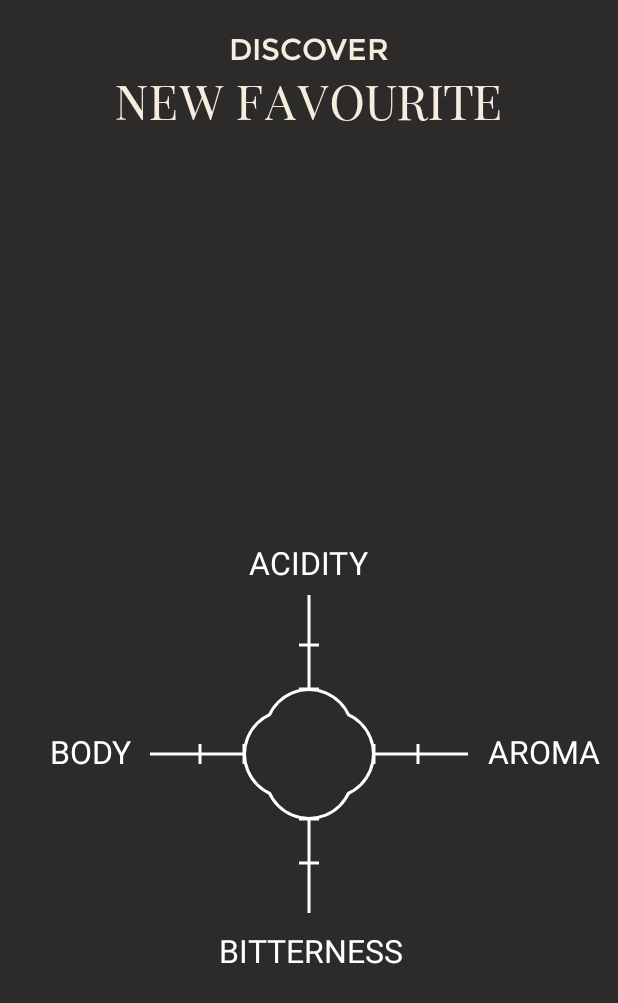
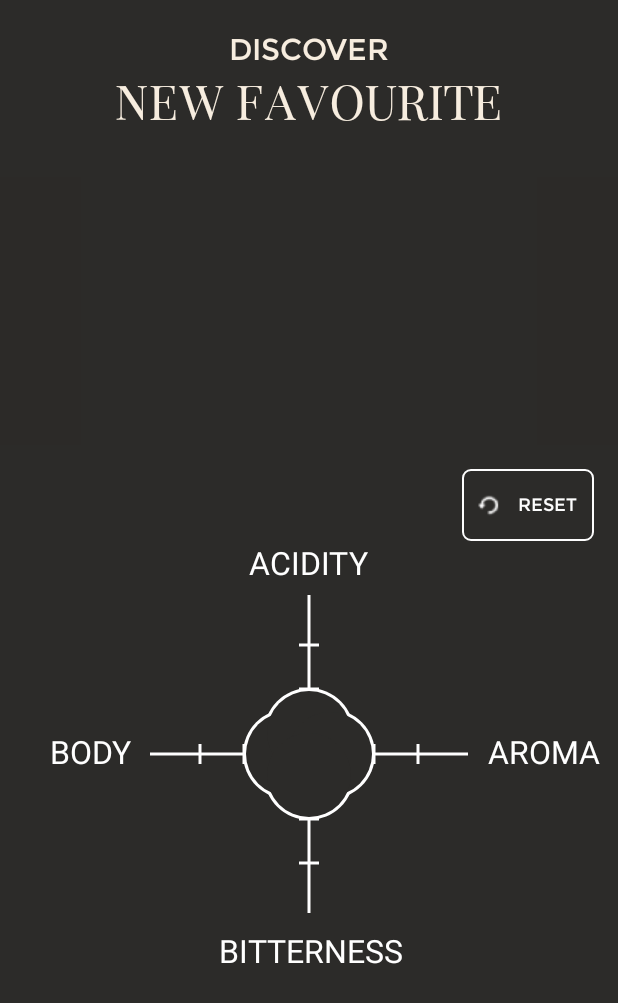
Before and after one commit to cuong292/NakedOrigins, an Android app: the layout fragment_new_favourite.xml on its own in the app's theme, with its tools: preview values and no code run, on a phone screen of 412 x 824 dp. Shown: the top 1003 px of the screen. Run offline under Robolectric (Android 15) with nearby library versions, the light colour scheme and no system bars.

Commit message:
add reset button chart

```diff
--- a/app/src/main/java/com/example/admin/nakedorigins/screens/main/discover/newfavourite/NewFavouriteFragment.java
+++ b/app/src/main/java/com/example/admin/nakedorigins/screens/main/discover/newfavourite/NewFavouriteFragment.java
@@ -5,6 +5,7 @@ import android.support.v4.view.ViewPager;
 import android.util.Log;
 import android.view.MotionEvent;
 import android.view.View;
+import android.widget.Button;
 import android.widget.TextView;
 
 import com.example.admin.nakedorigins.customview.CustomRadarView;
@@ -30,6 +31,9 @@ public class NewFavouriteFragment extends ViewFragment<NewFavouriteContract.Pres
 
 	@BindView(R.id.vp_cafe)
 	ViewPager vpCafe;
+
+	@BindView(R.id.btn_reset)
+	Button btnReset;
 
 	private Coffee mCafe;
 	private Coffee mNotMatch;
@@ -177,6 +181,17 @@ public class NewFavouriteFragment extends ViewFragment<NewFavouriteContract.Pres
 		customRadarView.setDataView(mCafe.getBodyPercent(), mCafe.getAcidityPercent(),
 				mCafe.getAromaPercent(), mCafe.getBitternessPercent(), false);
 		updateView();
+
+		btnReset.setOnClickListener(new View.OnClickListener() {
+			@Override
+			public void onClick(View v) {
+				mCafe = mCoffeeList.get(2);
+				vpCafe.setCurrentItem(2);
+				customRadarView.setDataView(mCafe.getBodyPercent(), mCafe.getAcidityPercent(),
+						mCafe.getAromaPercent(), mCafe.getBitternessPercent(), true);
+				updateView();
+			}
+		});
 	}
 
 	private void updateCoffee(float bodyPercent, float acidityPercent, float aromaPercent, float bitternessPercent) {
--- /dev/null
+++ b/app/src/main/res/drawable/bg_button_squard_border.xml
@@ -0,0 +1,10 @@
+<?xml version="1.0" encoding="utf-8"?>
+<selector xmlns:android="http://schemas.android.com/apk/res/android">
+    <item>
+        <shape>
+            <corners android:radius="5dp" />
+            <stroke android:width="1dp" android:color="@color/colorWhite" />
+            <solid android:color="@android:color/transparent" />
+        </shape>
+    </item>
+</selector>
--- a/app/src/main/res/layout/fragment_new_favourite.xml
+++ b/app/src/main/res/layout/fragment_new_favourite.xml
@@ -53,6 +53,24 @@
             app:layout_constraintRight_toRightOf="parent"
             app:layout_constraintTop_toBottomOf="@+id/cf_name" />
 
+        <View
+            android:layout_width="0dp"
+            android:layout_height="0dp"
+            android:background="@color/colorDiscoverBackground50"
+            app:layout_constraintBottom_toBottomOf="@+id/vp_cafe"
+            app:layout_constraintDimensionRatio="1:3.3"
+            app:layout_constraintLeft_toLeftOf="parent"
+            app:layout_constraintTop_toTopOf="@+id/vp_cafe" />
+
+        <View
+            android:layout_width="0dp"
+            android:layout_height="0dp"
+            android:background="@color/colorDiscoverBackground50"
+            app:layout_constraintBottom_toBottomOf="@+id/vp_cafe"
+            app:layout_constraintDimensionRatio="1:3.3"
+            app:layout_constraintRight_toRightOf="parent"
+            app:layout_constraintTop_toTopOf="@+id/vp_cafe" />
+
         <com.example.admin.nakedorigins.customview.CustomRadarView
             android:id="@+id/custom_radar"
             android:layout_width="match_parent"
@@ -60,5 +78,21 @@
             app:layout_constraintLeft_toLeftOf="parent"
             app:layout_constraintRight_toRightOf="parent"
             app:layout_constraintTop_toBottomOf="@id/vp_cafe" />
+
+        <Button
+            android:id="@+id/btn_reset"
+            android:layout_width="wrap_content"
+            android:layout_height="wrap_content"
+            android:layout_marginTop="16dp"
+            android:layout_marginRight="16dp"
+            android:background="@drawable/bg_button_squard_border"
+            android:drawableLeft="@drawable/ic_reset"
+            android:fontFamily="@font/montserrat"
+            android:paddingLeft="10dp"
+            android:text="@string/reset"
+            android:textColor="@color/colorWhite"
+            android:textSize="12sp"
+            app:layout_constraintRight_toRightOf="parent"
+            app:layout_constraintTop_toTopOf="@id/custom_radar" />
     </android.support.constraint.ConstraintLayout>
 </android.support.v4.widget.NestedScrollView>
--- a/app/src/main/res/values/colors.xml
+++ b/app/src/main/res/values/colors.xml
@@ -17,5 +17,6 @@
   <color name="colorMenuDisable">#727272</color>
   <color name="colorMenuEnable">#DE9A7C</color>
   <color name="colorDiscoverBackground">#2C2B29</color>
+  <color name="colorDiscoverBackground50">#802C2B29</color>
   <color name="bgDiscover">#E6EFF4</color>
 </resources>
--- a/app/src/main/res/values/strings.xml
+++ b/app/src/main/res/values/strings.xml
@@ -11,4 +11,5 @@
   <string name="kati_kati_description">Swahili for “between”, Kati Kati strikes a balance between the citrus and spice nots from Kenya and the subtle floral aromas from Ethiopia</string>
   <string name="close">Close</string>
   <string name="find_your_coffee">FIND YOUR NEXT COFFEE</string>
+    <string name="reset">Reset</string>
 </resources>
```
Also changed, not shown: app/src/main/res/drawable/ic_reset.png (added).
